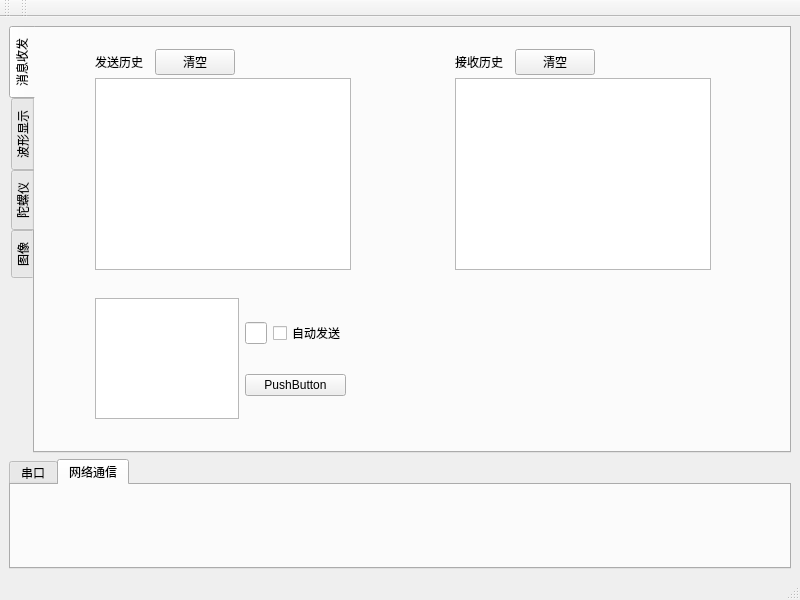
Old version of the form smartcarvisual.ui in the repository Zy3122971650/SmartCarDebugAssistant.
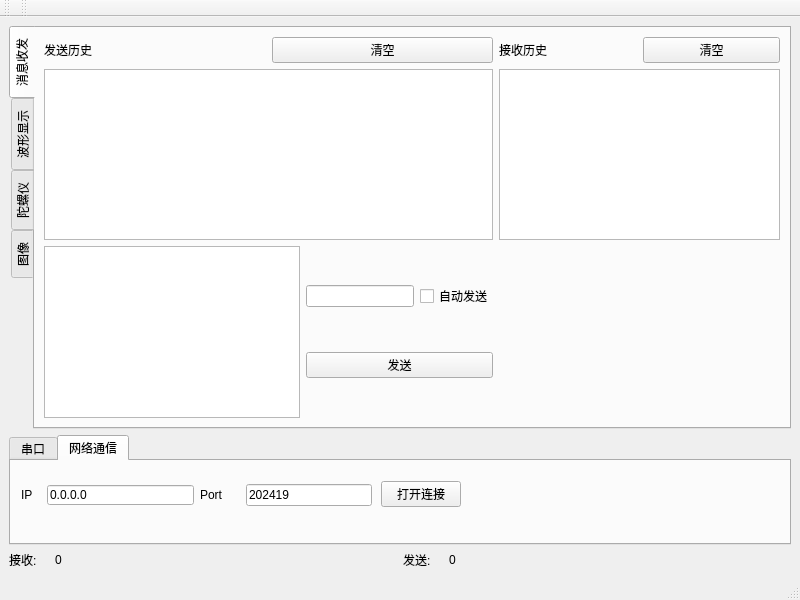
New version of the form. The open tabs and pages were chosen to show the change.

Patch:
```diff
--- a/smartcarvisual.ui
+++ b/smartcarvisual.ui
@@ -18,149 +18,6 @@
   </property>
   <widget class="QWidget" name="centralwidget">
    <layout class="QGridLayout" name="gridLayout_4">
-    <item row="1" column="0">
-     <widget class="QTabWidget" name="connectWidget">
-      <property name="maximumSize">
-       <size>
-        <width>6666666</width>
-        <height>110</height>
-       </size>
-      </property>
-      <property name="currentIndex">
-       <number>0</number>
-      </property>
-      <widget class="QWidget" name="serial">
-       <attribute name="title">
-        <string>串口</string>
-       </attribute>
-       <widget class="QWidget" name="layoutWidget">
-        <property name="geometry">
-         <rect>
-          <x>30</x>
-          <y>10</y>
-          <width>306</width>
-          <height>62</height>
-         </rect>
-        </property>
-        <layout class="QHBoxLayout" name="horizontalLayout_2">
-         <item>
-          <layout class="QHBoxLayout" name="horizontalLayout">
-           <item>
-            <layout class="QVBoxLayout" name="verticalLayout_2">
-             <item alignment="Qt::AlignLeft">
-              <widget class="QLabel" name="label_2">
-               <property name="text">
-                <string>串口号</string>
-               </property>
-              </widget>
-             </item>
-             <item>
-              <widget class="QComboBox" name="seriaPortListBox"/>
-             </item>
-            </layout>
-           </item>
-           <item>
-            <layout class="QVBoxLayout" name="verticalLayout">
-             <item>
-              <widget class="QLabel" name="label">
-               <property name="text">
-                <string>波特率</string>
-               </property>
-              </widget>
-             </item>
-             <item>
-              <widget class="QLineEdit" name="baudRateEdit"/>
-             </item>
-            </layout>
-           </item>
-          </layout>
-         </item>
-         <item>
-          <layout class="QVBoxLayout" name="verticalLayout_3">
-           <item>
-            <widget class="QPushButton" name="pushButton">
-             <property name="text">
-              <string>刷新</string>
-             </property>
-            </widget>
-           </item>
-           <item>
-            <widget class="QPushButton" name="serialButton">
-             <property name="enabled">
-              <bool>true</bool>
-             </property>
-             <property name="text">
-              <string>打开串口</string>
-             </property>
-             <property name="checkable">
-              <bool>false</bool>
-             </property>
-            </widget>
-           </item>
-          </layout>
-         </item>
-        </layout>
-       </widget>
-       <widget class="QWidget" name="layoutWidget">
-        <property name="geometry">
-         <rect>
-          <x>390</x>
-          <y>30</y>
-          <width>94</width>
-          <height>20</height>
-         </rect>
-        </property>
-        <layout class="QHBoxLayout" name="horizontalLayout_12">
-         <item>
-          <widget class="QLabel" name="label_9">
-           <property name="text">
-            <string>接收:</string>
-           </property>
-          </widget>
-         </item>
-         <item>
-          <widget class="QLabel" name="label_10">
-           <property name="text">
-            <string>0</string>
-           </property>
-          </widget>
-         </item>
-        </layout>
-       </widget>
-       <widget class="QWidget" name="layoutWidget">
-        <property name="geometry">
-         <rect>
-          <x>570</x>
-          <y>30</y>
-          <width>94</width>
-          <height>20</height>
-         </rect>
-        </property>
-        <layout class="QHBoxLayout" name="horizontalLayout_13">
-         <item>
-          <widget class="QLabel" name="label_11">
-           <property name="text">
-            <string>发送:</string>
-           </property>
-          </widget>
-         </item>
-         <item>
-          <widget class="QLabel" name="label_12">
-           <property name="text">
-            <string>0</string>
-           </property>
-          </widget>
-         </item>
-        </layout>
-       </widget>
-      </widget>
-      <widget class="QWidget" name="socket">
-       <attribute name="title">
-        <string>网络通信</string>
-       </attribute>
-      </widget>
-     </widget>
-    </item>
     <item row="0" column="0">
      <widget class="QTabWidget" name="tabWidget">
       <property name="layoutDirection">
@@ -179,118 +36,82 @@
        <attribute name="title">
         <string>消息收发</string>
        </attribute>
-       <widget class="QTextBrowser" name="textBrowser">
-        <property name="geometry">
-         <rect>
-          <x>60</x>
-          <y>50</y>
-          <width>256</width>
-          <height>192</height>
-         </rect>
-        </property>
-       </widget>
-       <widget class="QTextBrowser" name="textBrowser_2">
-        <property name="geometry">
-         <rect>
-          <x>420</x>
-          <y>50</y>
-          <width>256</width>
-          <height>192</height>
-         </rect>
-        </property>
-       </widget>
-       <widget class="QWidget" name="layoutWidget">
-        <property name="geometry">
-         <rect>
-          <x>60</x>
-          <y>270</y>
-          <width>251</width>
-          <height>121</height>
-         </rect>
-        </property>
-        <layout class="QHBoxLayout" name="horizontalLayout_7">
-         <item>
-          <widget class="QTextEdit" name="textEdit"/>
-         </item>
-         <item>
-          <layout class="QVBoxLayout" name="verticalLayout_6">
-           <item>
-            <layout class="QHBoxLayout" name="horizontalLayout_6">
-             <item>
-              <widget class="QLineEdit" name="lineEdit"/>
-             </item>
-             <item>
-              <widget class="QCheckBox" name="checkBox_10">
-               <property name="text">
-                <string>自动发送</string>
-               </property>
-              </widget>
-             </item>
-            </layout>
-           </item>
-           <item>
-            <widget class="QPushButton" name="pushButton_2">
-             <property name="text">
-              <string>PushButton</string>
-             </property>
-            </widget>
-           </item>
-          </layout>
-         </item>
-        </layout>
-       </widget>
-       <widget class="QWidget" name="layoutWidget">
-        <property name="geometry">
-         <rect>
-          <x>60</x>
-          <y>20</y>
-          <width>140</width>
-          <height>28</height>
-         </rect>
-        </property>
-        <layout class="QHBoxLayout" name="horizontalLayout_8">
-         <item>
-          <widget class="QLabel" name="label_6">
-           <property name="text">
-            <string>发送历史</string>
-           </property>
-          </widget>
-         </item>
-         <item>
-          <widget class="QPushButton" name="pushButton_3">
-           <property name="text">
-            <string>清空</string>
-           </property>
-          </widget>
-         </item>
-        </layout>
-       </widget>
-       <widget class="QWidget" name="layoutWidget">
-        <property name="geometry">
-         <rect>
-          <x>420</x>
-          <y>20</y>
-          <width>140</width>
-          <height>28</height>
-         </rect>
-        </property>
-        <layout class="QHBoxLayout" name="horizontalLayout_9">
-         <item>
-          <widget class="QLabel" name="label_7">
-           <property name="text">
-            <string>接收历史</string>
-           </property>
-          </widget>
-         </item>
-         <item>
-          <widget class="QPushButton" name="pushButton_4">
-           <property name="text">
-            <string>清空</string>
-           </property>
-          </widget>
-         </item>
-        </layout>
-       </widget>
+       <layout class="QGridLayout" name="gridLayout_5">
+        <item row="0" column="0">
+         <layout class="QHBoxLayout" name="horizontalLayout_8">
+          <item>
+           <widget class="QLabel" name="label_6">
+            <property name="text">
+             <string>发送历史</string>
+            </property>
+           </widget>
+          </item>
+          <item>
+           <widget class="QPushButton" name="pushButton_3">
+            <property name="text">
+             <string>清空</string>
+            </property>
+           </widget>
+          </item>
+         </layout>
+        </item>
+        <item row="0" column="1">
+         <layout class="QHBoxLayout" name="horizontalLayout_9">
+          <item>
+           <widget class="QLabel" name="label_7">
+            <property name="text">
+             <string>接收历史</string>
+            </property>
+           </widget>
+          </item>
+          <item>
+           <widget class="QPushButton" name="pushButton_4">
+            <property name="text">
+             <string>清空</string>
+            </property>
+           </widget>
+          </item>
+         </layout>
+        </item>
+        <item row="1" column="0">
+         <widget class="QTextBrowser" name="communicationSendBrower"/>
+        </item>
+        <item row="1" column="1">
+         <widget class="QTextBrowser" name="communicationReciveBrower"/>
+        </item>
+        <item row="2" column="0">
+         <layout class="QHBoxLayout" name="horizontalLayout_7">
+          <item>
+           <widget class="QTextEdit" name="communicationSendText"/>
+          </item>
+          <item>
+           <layout class="QVBoxLayout" name="verticalLayout_6">
+            <item>
+             <layout class="QHBoxLayout" name="horizontalLayout_6">
+              <item>
+               <widget class="QLineEdit" name="lineEdit"/>
+              </item>
+              <item>
+               <widget class="QCheckBox" name="checkBox_10">
+                <property name="text">
+                 <string>自动发送</string>
+                </property>
+               </widget>
+              </item>
+             </layout>
+            </item>
+            <item>
+             <widget class="QPushButton" name="communicationSend">
+              <property name="text">
+               <string>发送</string>
+              </property>
+             </widget>
+            </item>
+           </layout>
+          </item>
+         </layout>
+        </item>
+       </layout>
       </widget>
       <widget class="QWidget" name="tab_2">
        <attribute name="title">
@@ -754,6 +575,248 @@
       </widget>
      </widget>
     </item>
+    <item row="2" column="0">
+     <layout class="QHBoxLayout" name="horizontalLayout_12">
+      <item>
+       <widget class="QLabel" name="label_9">
+        <property name="maximumSize">
+         <size>
+          <width>40</width>
+          <height>16777215</height>
+         </size>
+        </property>
+        <property name="text">
+         <string>接收:</string>
+        </property>
+       </widget>
+      </item>
+      <item>
+       <widget class="QLabel" name="label_10">
+        <property name="text">
+         <string>0</string>
+        </property>
+       </widget>
+      </item>
+      <item>
+       <widget class="QLabel" name="label_11">
+        <property name="maximumSize">
+         <size>
+          <width>40</width>
+          <height>16777215</height>
+         </size>
+        </property>
+        <property name="text">
+         <string>发送:</string>
+        </property>
+       </widget>
+      </item>
+      <item>
+       <widget class="QLabel" name="label_12">
+        <property name="text">
+         <string>0</string>
+        </property>
+       </widget>
+      </item>
+     </layout>
+    </item>
+    <item row="1" column="0">
+     <widget class="QTabWidget" name="connectWidget">
+      <property name="minimumSize">
+       <size>
+        <width>0</width>
+        <height>110</height>
+       </size>
+      </property>
+      <property name="maximumSize">
+       <size>
+        <width>6666666</width>
+        <height>110</height>
+       </size>
+      </property>
+      <property name="currentIndex">
+       <number>0</number>
+      </property>
+      <widget class="QWidget" name="serial">
+       <attribute name="title">
+        <string>串口</string>
+       </attribute>
+       <widget class="QWidget" name="layoutWidget">
+        <property name="geometry">
+         <rect>
+          <x>30</x>
+          <y>10</y>
+          <width>306</width>
+          <height>62</height>
+         </rect>
+        </property>
+        <layout class="QHBoxLayout" name="horizontalLayout_2">
+         <item>
+          <layout class="QHBoxLayout" name="horizontalLayout">
+           <item>
+            <layout class="QVBoxLayout" name="verticalLayout_2">
+             <item alignment="Qt::AlignLeft">
+              <widget class="QLabel" name="label_2">
+               <property name="text">
+                <string>串口号</string>
+               </property>
+              </widget>
+             </item>
+             <item>
+              <widget class="QComboBox" name="seriaPortListBox"/>
+             </item>
+            </layout>
+           </item>
+           <item>
+            <layout class="QVBoxLayout" name="verticalLayout">
+             <item>
+              <widget class="QLabel" name="label">
+               <property name="text">
+                <string>波特率</string>
+               </property>
+              </widget>
+             </item>
+             <item>
+              <widget class="QLineEdit" name="baudRateEdit">
+               <property name="text">
+                <string>115200</string>
+               </property>
+              </widget>
+             </item>
+            </layout>
+           </item>
+          </layout>
+         </item>
+         <item>
+          <layout class="QVBoxLayout" name="verticalLayout_3">
+           <item>
+            <widget class="QPushButton" name="SerialDeviceFlash">
+             <property name="text">
+              <string>刷新</string>
+             </property>
+            </widget>
+           </item>
+           <item>
+            <widget class="QPushButton" name="serialButton">
+             <property name="enabled">
+              <bool>true</bool>
+             </property>
+             <property name="text">
+              <string>打开串口</string>
+             </property>
+             <property name="checkable">
+              <bool>false</bool>
+             </property>
+            </widget>
+           </item>
+          </layout>
+         </item>
+        </layout>
+       </widget>
+      </widget>
+      <widget class="QWidget" name="socket">
+       <attribute name="title">
+        <string>网络通信</string>
+       </attribute>
+       <widget class="QPushButton" name="socketButton">
+        <property name="geometry">
+         <rect>
+          <x>370</x>
+          <y>20</y>
+          <width>80</width>
+          <height>26</height>
+         </rect>
+        </property>
+        <property name="text">
+         <string>打开连接</string>
+        </property>
+       </widget>
+       <widget class="QWidget" name="">
+        <property name="geometry">
+         <rect>
+          <x>10</x>
+          <y>20</y>
+          <width>351</width>
+          <height>29</height>
+         </rect>
+        </property>
+        <layout class="QHBoxLayout" name="horizontalLayout_13">
+         <item>
+          <layout class="QHBoxLayout" name="horizontalLayout_23">
+           <item>
+            <widget class="QLabel" name="label_27">
+             <property name="minimumSize">
+              <size>
+               <width>20</width>
+               <height>20</height>
+              </size>
+             </property>
+             <property name="maximumSize">
+              <size>
+               <width>20</width>
+               <height>20</height>
+              </size>
+             </property>
+             <property name="text">
+              <string>IP</string>
+             </property>
+            </widget>
+           </item>
+           <item>
+            <widget class="QLineEdit" name="IpAddr">
+             <property name="maximumSize">
+              <size>
+               <width>300</width>
+               <height>20</height>
+              </size>
+             </property>
+             <property name="text">
+              <string>0.0.0.0</string>
+             </property>
+            </widget>
+           </item>
+          </layout>
+         </item>
+         <item>
+          <layout class="QHBoxLayout" name="horizontalLayout_24">
+           <item>
+            <widget class="QLabel" name="label_28">
+             <property name="minimumSize">
+              <size>
+               <width>40</width>
+               <height>20</height>
+              </size>
+             </property>
+             <property name="maximumSize">
+              <size>
+               <width>40</width>
+               <height>20</height>
+              </size>
+             </property>
+             <property name="text">
+              <string>Port</string>
+             </property>
+            </widget>
+           </item>
+           <item>
+            <widget class="QLineEdit" name="PortAddr">
+             <property name="maximumSize">
+              <size>
+               <width>1111111</width>
+               <height>16777215</height>
+              </size>
+             </property>
+             <property name="text">
+              <string>202419</string>
+             </property>
+            </widget>
+           </item>
+          </layout>
+         </item>
+        </layout>
+       </widget>
+      </widget>
+     </widget>
+    </item>
    </layout>
   </widget>
   <widget class="QMenuBar" name="menubar">
```
Left out of the diff: 14 changed lines with no effect on the pictures.
